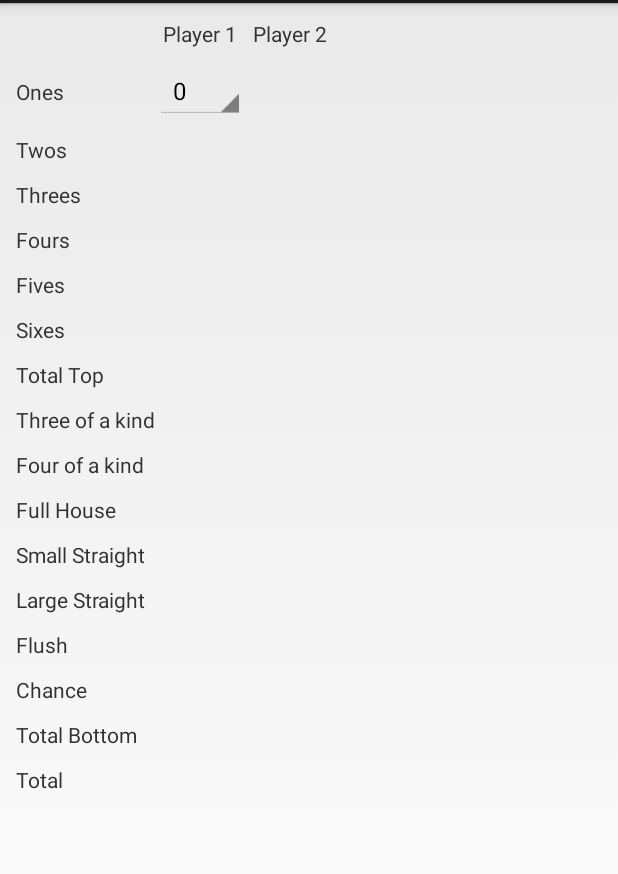
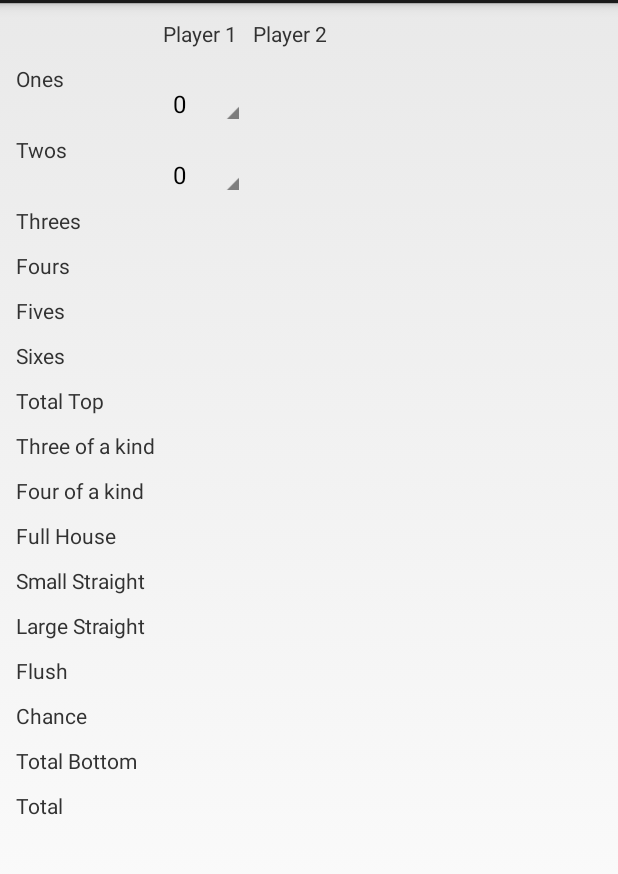
Before and after one commit to hubi17/Knifflig, an Android app: the screen it shows after launch (MainActivity), on a phone screen of 412 x 824 dp, the part 69-943 px from its top. Run offline under Robolectric (Android 15) with nearby library versions, the phone set to English and light mode, and no system bars.

Commit message:
added TextView to display score. Made invisible when number selected. Touchable, calls spinner

```diff
--- a/Knifflig/src/main/java/net/hubicreations/knifflig/MainActivity.java
+++ b/Knifflig/src/main/java/net/hubicreations/knifflig/MainActivity.java
@@ -1,19 +1,29 @@
 package net.hubicreations.knifflig;
 
+import android.app.Activity;
 import android.os.Bundle;
-import android.app.Activity;
 import android.view.Menu;
+import android.view.MotionEvent;
+import android.view.View;
+import android.widget.AdapterView;
 import android.widget.ArrayAdapter;
 import android.widget.Spinner;
+import android.widget.TextView;
 
-public class MainActivity extends Activity {
+public class MainActivity extends Activity implements AdapterView.OnItemSelectedListener, TextView.OnTouchListener {
+
+    private TextView textView;
 
     @Override
     protected void onCreate(Bundle savedInstanceState) {
         super.onCreate(savedInstanceState);
         setContentView(R.layout.activity_main);
 
-        initSpinners();
+        initNumSpinner(R.id.onesSpinner);
+        initNumSpinner(R.id.twosSpinner);
+
+        textView = (TextView) findViewById(R.id.playerOneOnesTextView);
+        textView.setOnTouchListener(this);
     }
 
 
@@ -25,12 +35,37 @@ public class MainActivity extends Activity {
     }
 
 
-    private void initSpinners() {
-        Spinner spinner = (Spinner) findViewById(R.id.OnesSpinner);
+    public void initNumSpinner(int pId) {
+        Spinner spinner = (Spinner) findViewById(pId);
 
         ArrayAdapter<CharSequence> adapter = ArrayAdapter.createFromResource(this,
                 R.array.spinner_values, android.R.layout.simple_spinner_item);
         adapter.setDropDownViewResource(android.R.layout.simple_spinner_dropdown_item);
+        // required so that onItemSelected is not called when initializing
         spinner.setAdapter(adapter);
+        spinner.setSelection(0, false);
+
+        spinner.setOnItemSelectedListener(this);
+
+    }
+
+    @Override
+    public void onItemSelected(AdapterView<?> parent, View view, int position, long id) {
+        Integer itemAtPosition = position;
+        itemAtPosition *= 2;
+        textView.setText(itemAtPosition.toString());
+        textView.setVisibility(View.VISIBLE);
+        findViewById(R.id.onesSpinner).setVisibility(View.GONE);
+    }
+
+    @Override
+    public void onNothingSelected(AdapterView<?> parent) {
+    }
+
+    @Override
+    public boolean onTouch(View v, MotionEvent event) {
+        textView.setVisibility(View.GONE);
+        findViewById(R.id.onesSpinner).setVisibility(View.VISIBLE);
+        return true;
     }
 }
--- a/Knifflig/src/main/res/layout/activity_main.xml
+++ b/Knifflig/src/main/res/layout/activity_main.xml
@@ -24,7 +24,7 @@
         <TextView
             android:layout_width="wrap_content"
             android:layout_height="wrap_content"
-            android:id="@+id/PlayerOneTextView"
+            android:id="@+id/playerOneTextView"
             android:text="@string/player1"
             android:paddingLeft="5dp"
             android:paddingRight="5dp"
@@ -36,7 +36,7 @@
             android:text="@string/player2"
             android:paddingLeft="5dp"
             android:paddingRight="5dp"
-            android:id="@+id/PlayerTwoTextView"
+            android:id="@+id/playerTwoTextView"
             android:layout_column="4" />
 
     </TableRow>
@@ -56,9 +56,16 @@
         <Spinner
             android:layout_width="wrap_content"
             android:layout_height="wrap_content"
-            android:id="@+id/OnesSpinner"
+            android:id="@+id/onesSpinner"
             android:layout_column="2"/>
 
+        <TextView
+            android:layout_width="40dp"
+            android:layout_height="wrap_content"
+            android:id="@+id/playerOneOnesTextView"
+            android:layout_column="2"
+            android:visibility="gone"
+            android:clickable="true"/>
     </TableRow>
 
     <TableRow
@@ -72,6 +79,12 @@
                 android:text="@string/twos"
                 android:id="@+id/twosTextView"
                 android:layout_column="0"/>
+
+        <Spinner
+            android:layout_width="wrap_content"
+            android:layout_height="wrap_content"
+            android:id="@+id/twosSpinner"
+            android:layout_column="2"/>
     </TableRow>
 
     <TableRow
```
